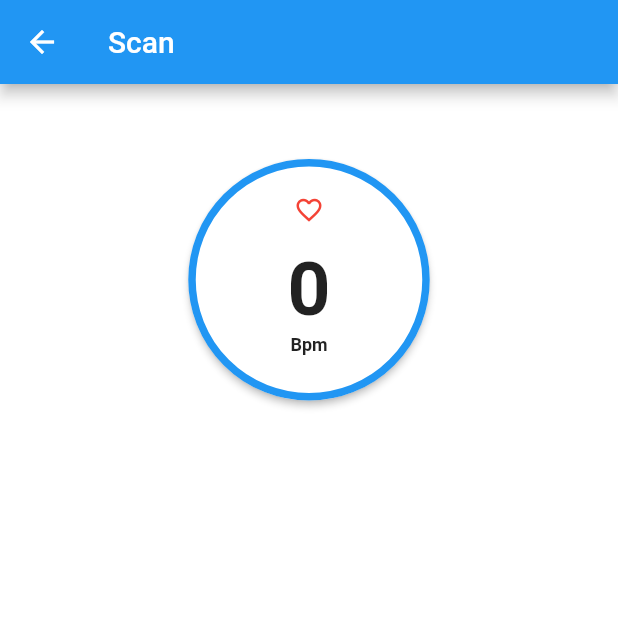
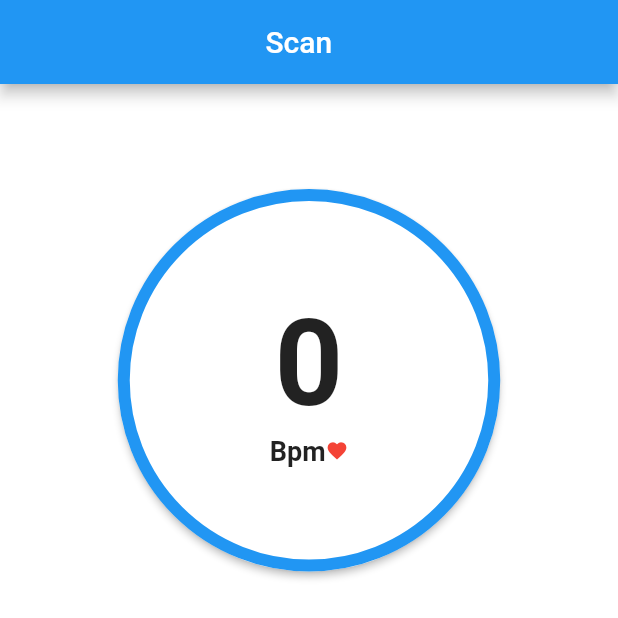
Before and after one commit to Chandra179/Heart_Rate, a Flutter app: the HeartSensor screen opened directly, on a phone screen of 412 x 824 dp. Shown: the top 618 px of the screen. Run offline on Flutter 3.47's test engine with Material 2 defaults, Android fonts, the phone set to English and light mode, and no system bars; our stand-ins replace camera, cloud_firestore, firebase_auth, firebase_core, fl_chart, fluttertoast and 1 more; accounts and stored records are empty.

Commit message:
save discard

```diff
--- a/HeartRate/lib/pages/heartSensor.dart
+++ b/HeartRate/lib/pages/heartSensor.dart
@@ -71,59 +71,78 @@ class _HeartSensorState extends State<HeartSensor>
   Widget build(BuildContext context) {
     return Scaffold(
         appBar: AppBar(
-          title: Text('Scan'),
+          title: Padding(
+            padding: const EdgeInsets.fromLTRB(105, 0, 0, 0),
+            child: Text('Scan'),
+          ),
+          leading: Visibility(
+            visible: _Saveme,
+            child: IconButton(
+                icon: Icon(
+                  Icons.clear,
+                  color: Colors.white,
+                ),
+                onPressed: () {
+                  setState(() {
+                    _Saveme = false;
+                    _bpm = 0;
+                  });
+                },
+              ),
+          ),
+          elevation: 4,
+          actions: <Widget>[
+            Container(
+              padding: EdgeInsets.fromLTRB(0, 0, 6, 0),
+              child: Visibility(
+                visible: _Saveme,
+                child: Container(
+                  color: Colors.blue,
+                  child: IconButton(
+                    icon: Icon(
+                      Icons.check_rounded,
+                      color: Colors.white,
+                    ),
+                    onPressed: () async {
+
+                      // if (_iconController() == 0) {
+                      //   SnackBar(
+                      //     content: Row(
+                      //       children: [
+                      //         Icon(Icons.warning),
+                      //         SizedBox(width: 20),
+                      //         Expanded(child: Text('Choose Activity!', style: TextStyle(color: Colors.black),))
+                      //       ],
+                      //     ),
+                      //   );
+                      // }
+
+                      final myIcon = _iconController();
+                      final User user = FirebaseAuth.instance.currentUser;
+                      final uid = user.uid;
+                      await db
+                          .collection("dbuser")
+                          .doc(uid)
+                          .collection("heart_rate")
+                          .add(Heart(tanggal, _bpm.toString(), myIcon)
+                          .toJson());
+
+                      setState(() {
+                        _Saveme = false;
+                      });
+                    },
+                  ),
+                ),
+              ),
+            ),
+          ],
         ),
         backgroundColor: Colors.white,
         body: ListView(
           children: <Widget>[
-            ///SHOW BPM NUMBER
-            // Container(
-            //   padding: EdgeInsets.fromLTRB(50, 50, 50, 0),
-            //   child: Container(
-            //     child: Center(
-            //         child: Column(
-            //       mainAxisSize: MainAxisSize.min,
-            //       crossAxisAlignment: CrossAxisAlignment.center,
-            //       children: <Widget>[
-            //         Text(
-            //           "Estimated BPM",
-            //           style: TextStyle(fontSize: 18, color: Colors.grey),
-            //         ),
-            //         Text(
-            //           (_bpm > 30 && _bpm < 150 ? _bpm.toString() : "--"),
-            //           style:
-            //               TextStyle(fontSize: 32, fontWeight: FontWeight.bold),
-            //         ),
-            //       ],
-            //     )),
-            //   ),
-            // ),
-
-            ///START THE HEART RATE SCANNING --> PRESS THE HEART BUTTON
-            // Container(
-            //   child: Center(
-            //     child: Transform.scale(
-            //       scale: _iconScale,
-            //       child: IconButton(
-            //         splashRadius: 1,
-            //         icon:
-            //             Icon(_toggled ? Icons.favorite : Icons.favorite_border),
-            //         color: Colors.red,
-            //         iconSize: 128,
-            //         onPressed: () {
-            //           if (_toggled) {
-            //             _untoggle();
-            //           } else {
-            //             _toggle();
-            //           }
-            //         },
-            //       ),
-            //     ),
-            //   ),
-            // ),
-
+            ///BPM INDICATOR
             Container(
-              padding: EdgeInsets.fromLTRB(0, 50, 0, 50),
+              padding: EdgeInsets.fromLTRB(0, 70, 0, 50),
               child: RawMaterialButton(
                 onPressed: () {
                   if (_toggled) {
@@ -136,39 +155,34 @@ class _HeartSensorState extends State<HeartSensor>
                 fillColor: Colors.white,
                 child: Column(
                   children: [
-                    Transform.scale(
-                      scale: _iconScale,
-                      child: IconButton(
-                        iconSize: 20,
-                        splashRadius: 1,
-                        icon: Icon(
-                            _toggled ? Icons.favorite : Icons.favorite_border),
-                        color: Colors.red,
-                        onPressed: () {
-                          if (_toggled) {
-                            _untoggle();
-                          } else {
-                            _toggle();
-                          }
-                        },
-                      ),
-                    ),
                     Text(
                       (_bpm > 30 && _bpm < 150 ? _bpm.toString() : "0"),
                       style:
-                          TextStyle(fontSize: 50, fontWeight: FontWeight.bold),
+                          TextStyle(fontSize: 80, fontWeight: FontWeight.bold),
                     ),
-                    Container(
-                      padding: EdgeInsets.fromLTRB(0, 0, 0, 20),
-                      child: Text('Bpm',
-                          style: TextStyle(
-                              fontSize: 12, fontWeight: FontWeight.bold)),
+                    Row(
+                      mainAxisAlignment: MainAxisAlignment.center,
+                      children: [
+                        Container(
+                          padding: EdgeInsets.fromLTRB(0, 0, 0, 0),
+                          child: Text('Bpm',
+                              style: TextStyle(
+                                  fontSize: 18, fontWeight: FontWeight.bold)),
+                        ),
+                        Container(
+                          child: Icon(
+                            Icons.favorite,
+                            size: 15,
+                            color: Colors.red,
+                          ),
+                        )
+                      ],
                     ),
                   ],
                 ),
-                padding: EdgeInsets.fromLTRB(10, 10, 10, 10),
+                padding: EdgeInsets.fromLTRB(70, 70, 70, 70),
                 shape: CircleBorder(
-                  side: BorderSide(color: Colors.blue, width: 5),
+                  side: BorderSide(color: Colors.blue, width: 8),
                 ),
               ),
             ),
@@ -405,47 +419,6 @@ class _HeartSensorState extends State<HeartSensor>
                         ],
                       ),
                     ),
-                    Row(
-                      mainAxisAlignment: MainAxisAlignment.spaceEvenly,
-                      children: [
-                        RaisedButton(
-                            child: Text('Cancel'),
-                            color: Colors.red,
-                            elevation: 3,
-                            shape: RoundedRectangleBorder(
-                              borderRadius: BorderRadius.circular(18.0),
-                            ),
-                            onPressed: () {
-                              setState(() {
-                                _Saveme = false;
-                                _bpm = 0;
-                              });
-                            }),
-                        RaisedButton(
-                          child: Text('Save'),
-                          color: Colors.green,
-                          elevation: 3,
-                          shape: RoundedRectangleBorder(
-                            borderRadius: BorderRadius.circular(18.0),
-                          ),
-                          onPressed: () async {
-                            final myIcon = _iconController();
-                            final User user = FirebaseAuth.instance.currentUser;
-                            final uid = user.uid;
-                            await db
-                                .collection("dbuser")
-                                .doc(uid)
-                                .collection("heart_rate")
-                                .add(Heart(tanggal, _bpm.toString(), myIcon)
-                                    .toJson());
-
-                            setState(() {
-                              _Saveme = false;
-                            });
-                          },
-                        ),
-                      ],
-                    ),
                   ],
                 ))
           ],
@@ -500,8 +473,10 @@ class _HeartSensorState extends State<HeartSensor>
       return 4;
     } else if (_myColor2) {
       return 2;
+    } else if (_myColor3){
+      return 9;
     } else {
-      return 9;
+      return 0;
     }
   }
 
--- a/HeartRate/pubspec.yaml
+++ b/HeartRate/pubspec.yaml
@@ -22,6 +22,7 @@ dependencies:
   cupertino_icons: ^0.1.2
   camera: ^0.5.8+11
   fluttertoast: ^7.1.1
+  percent_indicator: ^2.1.8
 
   firebase_core: "0.5.0+1"
   cloud_firestore: "^0.14.1+3"
```
Also changed, not shown: HeartRate/assets/images/radial_scale.png (added), HeartRate/pubspec.lock.
